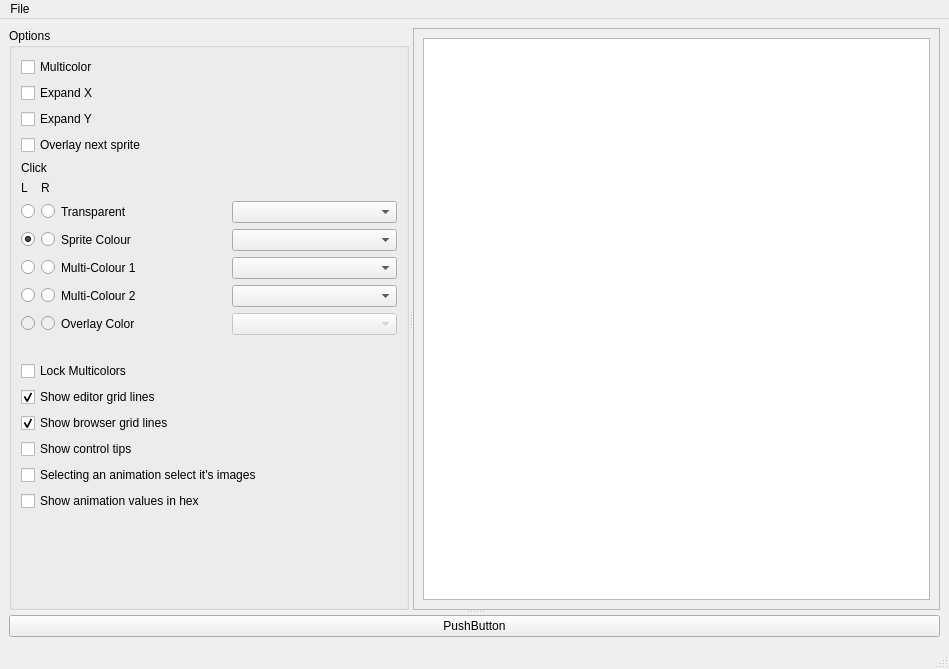
Qt form mainwindow.ui (jowin202/OpenSprite) before a commit.
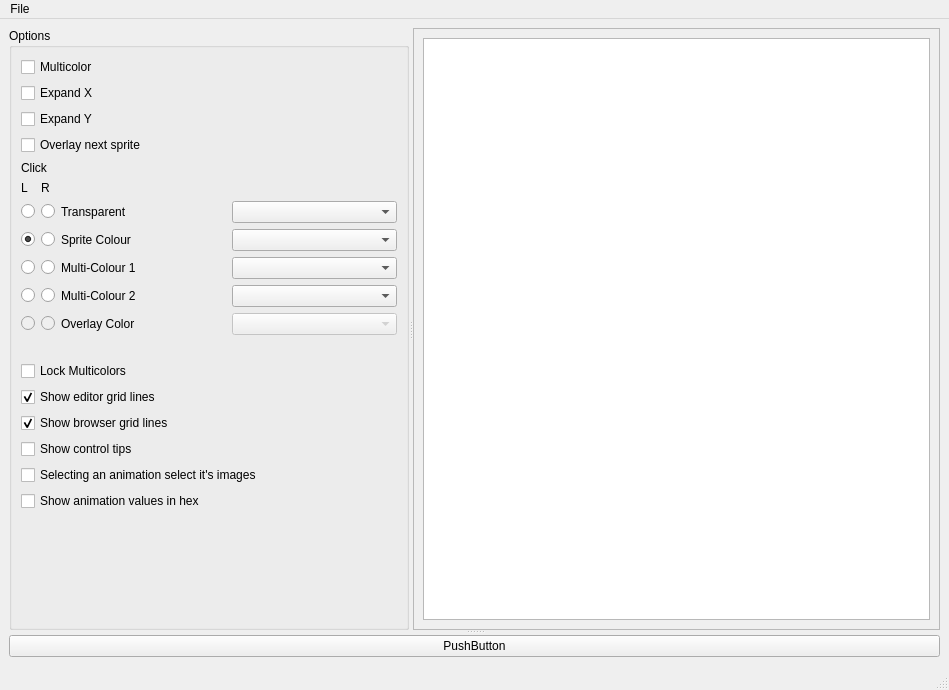
The same form after that commit. Custom widgets are drawn as their Qt base class.

Commit message: Checkbox for Multicolor

```diff
--- a/mainwindow.ui
+++ b/mainwindow.ui
@@ -7,7 +7,7 @@
     <x>0</x>
     <y>0</y>
     <width>949</width>
-    <height>669</height>
+    <height>690</height>
    </rect>
   </property>
   <property name="windowTitle">
@@ -420,7 +420,7 @@
            <x>0</x>
            <y>0</y>
            <width>532</width>
-           <height>563</height>
+           <height>584</height>
           </rect>
          </property>
          <layout class="QGridLayout" name="gridLayout_2">
```
Left out of the diff: 2 changed lines with no effect on the pictures. The commit also changes 3 other files.
